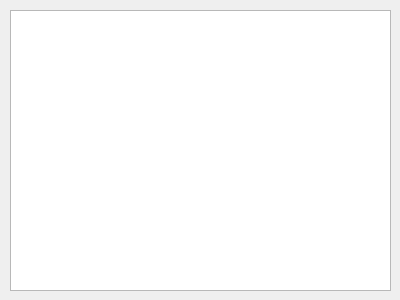
hertysss/coffee, file main.ui: the form before one commit.
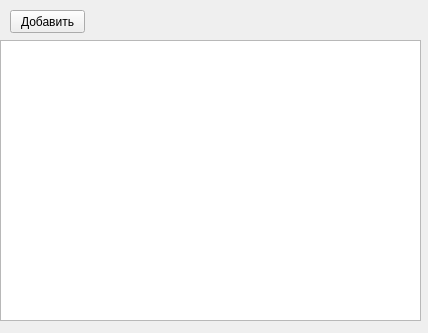
The form after the commit.

Diff of the .ui file:
```diff
--- a/main.ui
+++ b/main.ui
@@ -6,8 +6,8 @@
    <rect>
     <x>0</x>
     <y>0</y>
-    <width>400</width>
-    <height>300</height>
+    <width>428</width>
+    <height>333</height>
    </rect>
   </property>
   <property name="windowTitle">
@@ -16,12 +16,25 @@
   <widget class="QTableWidget" name="tableWidget">
    <property name="geometry">
     <rect>
+     <x>0</x>
+     <y>40</y>
+     <width>421</width>
+     <height>281</height>
+    </rect>
+   </property>
+  </widget>
+  <widget class="QPushButton" name="btn">
+   <property name="geometry">
+    <rect>
      <x>10</x>
      <y>10</y>
-     <width>381</width>
-     <height>281</height>
+     <width>75</width>
+     <height>23</height>
     </rect>
    </property>
+   <property name="text">
+    <string>Добавить</string>
+   </property>
   </widget>
  </widget>
  <resources/>
```
